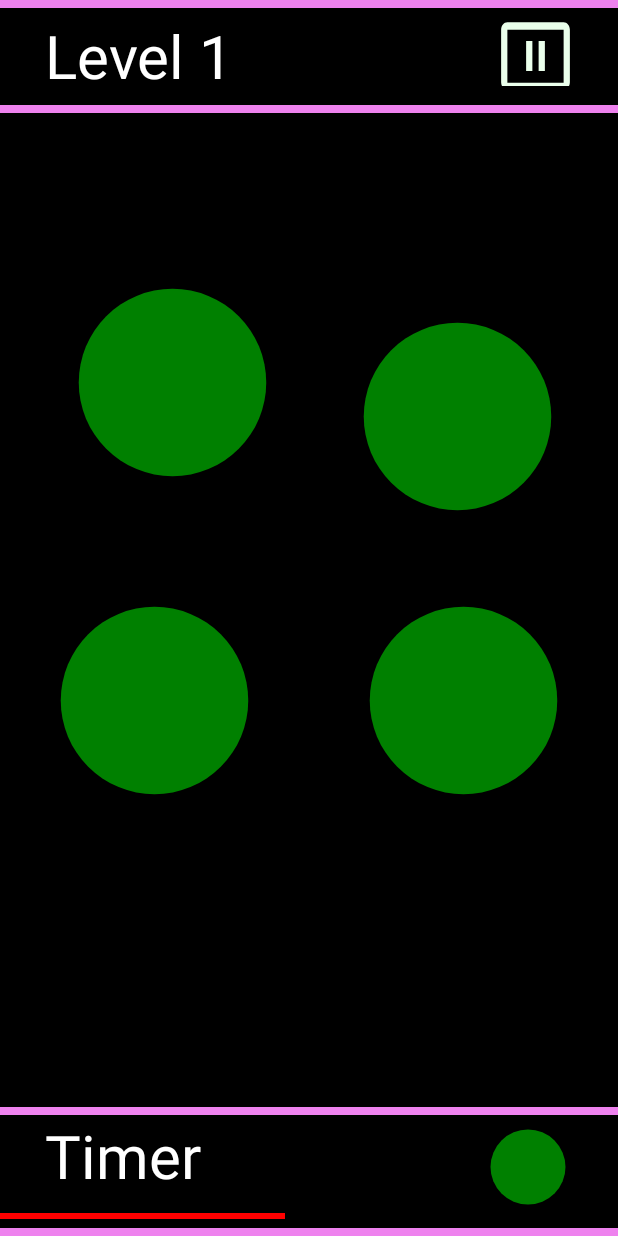
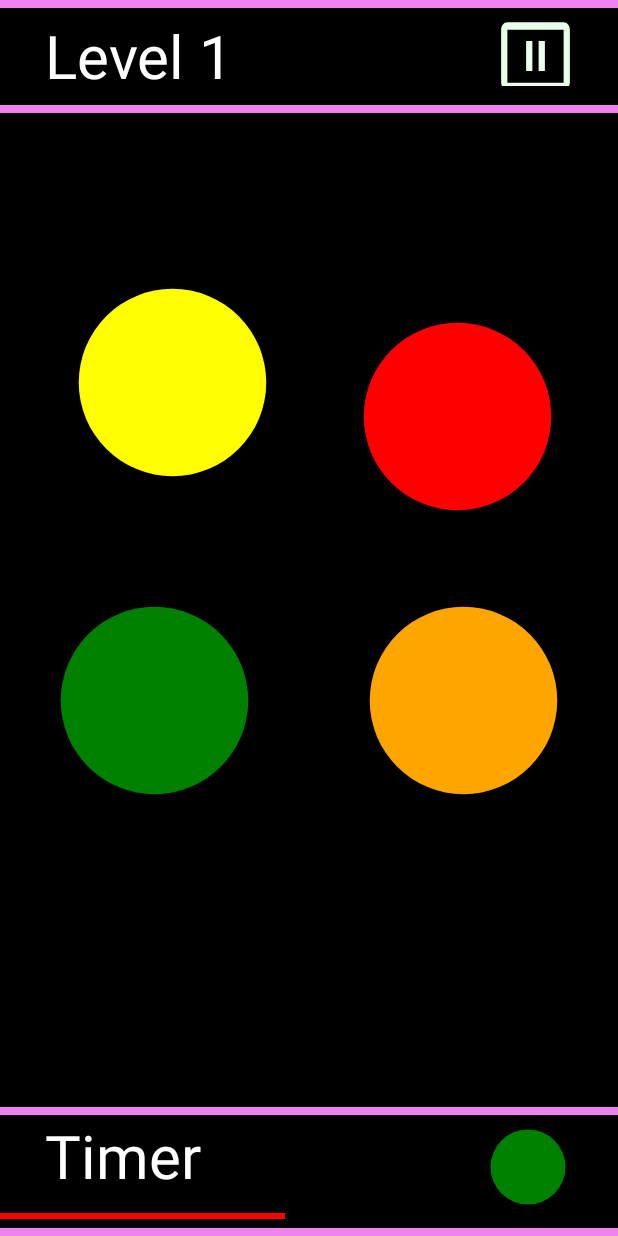
Before and after one commit to NikoLee337/colorClick, an Android app: the GameView screen opened directly, with no data from a screen before it, on a phone screen of 412 x 824 dp. Run offline under Robolectric (Android 15) with nearby library versions, the phone set to English and light mode, and no system bars.

Commit message:
Got the randomizer to sort of work (pt.4)

```diff
--- a/app/src/main/java/com/example/colorclick/GameView.java
+++ b/app/src/main/java/com/example/colorclick/GameView.java
@@ -14,6 +14,8 @@ import android.widget.ImageView;
 import android.widget.ProgressBar;
 import android.widget.TextView;
 
+import java.util.ArrayList;
+import java.util.List;
 import java.util.Random;
 
 import static com.example.colorclick.R.drawable.abc_btn_switch_to_on_mtrl_00001;
@@ -87,11 +89,13 @@ public class GameView extends AppCompatActivity {
         setMatchColor(matchColor);
         //generate board
         genMatchingColor(matchColor);
-        boardPosition(bPosition, matchColor);
-        button_00(matchColor);
-        button_01(matchColor);
-        button_10(matchColor);
-        button_11(matchColor);
+        boardPositionCorrect(bPosition, matchColor);
+       // boardPositionIncorrect(bPosition,matchColor);
+
+//        button_00(matchColor);
+//        button_01(matchColor);
+//        button_10(matchColor);
+//        button_11(matchColor);
 
 //        //method that moves to the next level
 //        btn_00.setOnClickListener(new View.OnClickListener() {
@@ -210,6 +214,54 @@ public class GameView extends AppCompatActivity {
 
     }
 
+//add int color
+//    private void boardPositionIncorrect(int posi, int color) {
+//        List <Integer> temp;
+//
+//        List<Integer> position = new ArrayList<Integer>();
+//        position.add(B_00); //value = 1
+//        position.add(B_01); //value = 2
+//        position.add(B_10); //value = 3
+//        position.add(B_11); //value = 4
+//
+//        for(int i = 0; i < position.size(); i++){
+//            if(i == posi) {
+//                position.remove(i);
+//            }
+//        }
+//
+//        temp = position;
+
+//        List<Integer> colors = new ArrayList<Integer>();
+//        colors.add(COLOR_RED);
+//        colors.add(COLOR_ORANGE);
+//        colors.add(COLOR_YELLOW);
+//        colors.add(COLOR_GREEN);
+//        colors.add(COLOR_BLUE);
+//        colors.add(COLOR_INDIGO);
+//        colors.add(COLOR_VIOLET);
+//
+//        for(int i = 0; i < colors.size(); i++){
+//            if(i == color) {
+//                colors.remove(i);
+//            }
+//        }
+
+
+//        for(int k = 0; k <temp.size(); k++){
+//            if(k == B_00){
+//                button_00(color);
+//            }else if(k == B_01){
+//                button_01(color);
+//            }else if(k == B_10){
+//                button_10(color);
+//            }else{
+//                button_11(color);
+//            }
+//        }
+//    }
+
+
     public void button_00(int color) {
        switch (color) {
            case COLOR_RED:
@@ -315,7 +367,7 @@ public class GameView extends AppCompatActivity {
     }
 
     //
-    private void boardPosition(int pos, int color) {
+    private void boardPositionCorrect(int pos, int color) {
 
         switch (pos) {
             case B_00:
```
